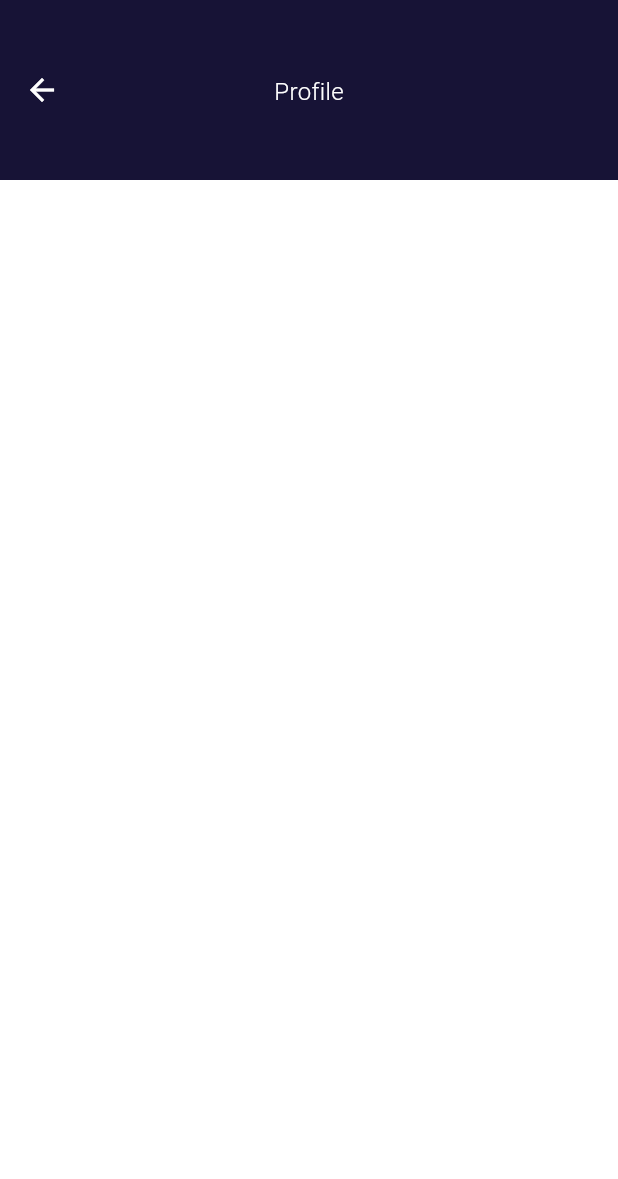
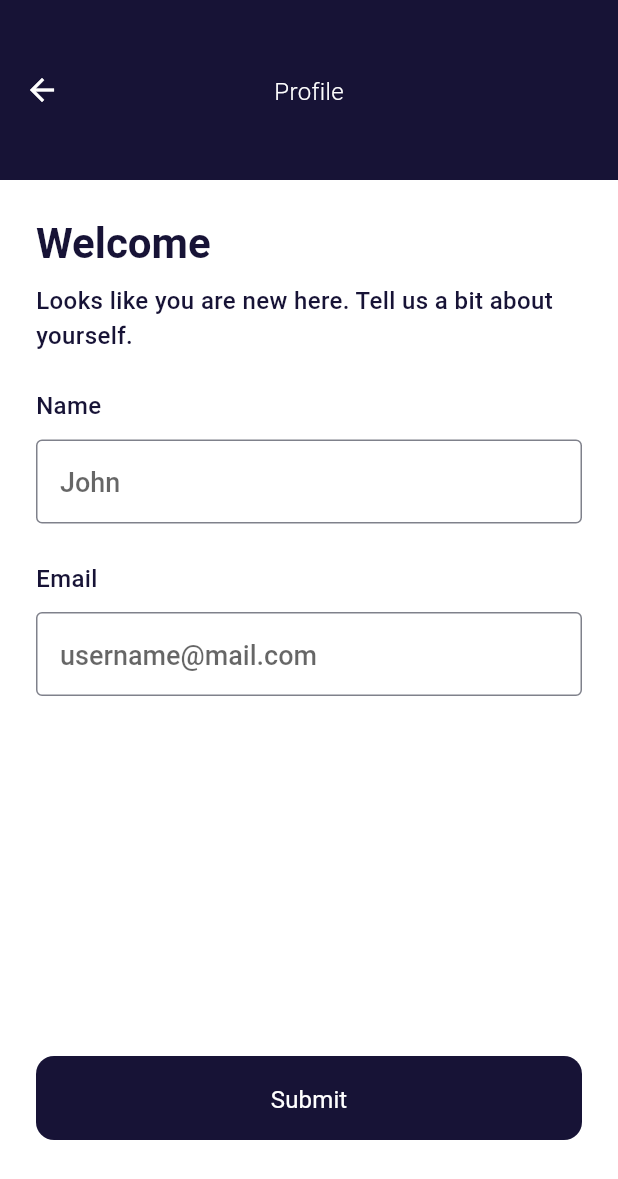
Before and after one commit to dipakp2726/pastebin, a Flutter app: the ProfilePage screen opened directly, on a phone screen of 412 x 824 dp. Shown: the top 1179 px of the screen. Run offline on Flutter 3.47's test engine with Material 2 defaults, Android fonts, the phone set to English and light mode, and no system bars; our stand-ins replace cached_network_image, dio, flutter_riverpod, google_fonts, hive_flutter, riverpod_annotation and 1 more; accounts and stored records are empty; generated files the repository leaves out were written again.

Commit message:
feat: profile submit feature added

```diff
--- a/lib/features/user/login/repositories/http_auth_repository.dart
+++ b/lib/features/user/login/repositories/http_auth_repository.dart
@@ -1,4 +1,3 @@
-import 'dart:convert';
 
 import 'package:pastebin/core/services/http/http_service.dart';
 import 'package:pastebin/features/user/login/repositories/auth_repository.dart';
--- a/lib/features/user/login/view/widgets/login_form.dart
+++ b/lib/features/user/login/view/widgets/login_form.dart
@@ -96,6 +96,7 @@ class _PhoneNumberField extends ConsumerWidget {
         ),
         inputFormatters: [
           LengthLimitingTextInputFormatter(10),
+          FilteringTextInputFormatter.digitsOnly
         ],
         keyboardType: TextInputType.number,
         validator: (value) {
--- a/lib/features/user/profile/providers/profile_provider.dart
+++ b/lib/features/user/profile/providers/profile_provider.dart
@@ -0,0 +1,26 @@
+import 'package:flutter_riverpod/flutter_riverpod.dart';
+import 'package:pastebin/features/user/profile/repositories/user_repository.dart';
+import 'package:riverpod_annotation/riverpod_annotation.dart';
+
+part 'profile_provider.g.dart';
+
+final nameProvider = StateProvider.autoDispose<String>((ref) {
+  return '';
+});
+
+final emailProvider = StateProvider.autoDispose<String>((ref) {
+  return '';
+});
+
+@riverpod
+FutureOr<dynamic> profileSubmit(
+  ProfileSubmitRef ref, {
+  required String name,
+  required String email,
+}) async {
+  final repo = ref.watch(userRepositoryProvider);
+
+  final res = await repo.profileSubmit(name, email);
+
+  return res;
+}
--- /dev/null
+++ b/lib/features/user/profile/providers/providers.dart
@@ -0,0 +1 @@
+export 'profile_provider.dart';
--- a/lib/features/user/profile/view/pages/homepage.dart
+++ b/lib/features/user/profile/view/pages/homepage.dart
@@ -19,7 +19,9 @@ class HomePage extends StatelessWidget {
         ),
       ),
       body: const SafeArea(
-        child: SizedBox(),
+        child: Center(
+          child: Text('HomePage'),
+        ),
       ),
     );
   }
--- a/lib/features/user/profile/view/pages/profile_page.dart
+++ b/lib/features/user/profile/view/pages/profile_page.dart
@@ -1,4 +1,10 @@
+import 'dart:async';
+
+import 'package:app_ui/app_ui.dart';
 import 'package:flutter/material.dart';
+import 'package:flutter_riverpod/flutter_riverpod.dart';
+import 'package:pastebin/features/user/profile/providers/providers.dart';
+import 'package:pastebin/features/user/profile/view/pages/homepage.dart';
 
 class ProfilePage extends StatelessWidget {
   const ProfilePage({super.key});
@@ -19,8 +25,173 @@ class ProfilePage extends StatelessWidget {
         ),
       ),
       body: const SafeArea(
-        child: SizedBox(),
+        child: ProfileView(),
       ),
     );
   }
 }
+
+class ProfileView extends StatelessWidget {
+  const ProfileView({
+    super.key,
+  });
+
+  @override
+  Widget build(BuildContext context) {
+    return const Padding(
+      padding: EdgeInsets.all(AppSpacing.xlg),
+      child: CustomScrollView(
+        slivers: [
+          SliverFillRemaining(
+            hasScrollBody: false,
+            child: Column(
+              crossAxisAlignment: CrossAxisAlignment.start,
+              children: [
+                _WelcomeTitle(),
+                _ProfileHint(),
+                SizedBox(height: AppSpacing.lg),
+                Text('Name'),
+                SizedBox(
+                  height: AppSpacing.md,
+                ),
+                _NameField(),
+                Text('Email'),
+                SizedBox(
+                  height: AppSpacing.md,
+                ),
+                _EmailField(),
+                Spacer(),
+                SizedBox(
+                  height: AppSpacing.xxlg * 2,
+                ),
+                _SubmitButton(),
+                SizedBox(
+                  height: AppSpacing.xxlg,
+                )
+              ],
+            ),
+          )
+        ],
+      ),
+    );
+  }
+}
+
+class _ProfileHint extends StatelessWidget {
+  const _ProfileHint();
+
+  @override
+  Widget build(BuildContext context) {
+    return const Padding(
+      padding: EdgeInsets.symmetric(vertical: 8),
+      child: Text(
+        'Looks like you are new here. Tell us a bit about yourself.',
+      ),
+    );
+  }
+}
+
+class _WelcomeTitle extends StatelessWidget {
+  const _WelcomeTitle();
+
+  @override
+  Widget build(BuildContext context) {
+    return Text(
+      'Welcome',
+      style: Theme.of(context).textTheme.displaySmall,
+    );
+  }
+}
+
+class _EmailField extends ConsumerWidget {
+  const _EmailField();
+
+  @override
+  Widget build(BuildContext context, WidgetRef ref) {
+    ref.listen(emailProvider, (previous, next) {});
+    return AppTextField(
+      hintText: 'username@mail.com',
+      keyboardType: TextInputType.emailAddress,
+      onChanged: (String value) {
+        ref.read(emailProvider.notifier).state = value;
+      },
+    );
+  }
+}
+
+class _NameField extends ConsumerWidget {
+  const _NameField();
+
+  @override
+  Widget build(BuildContext context, WidgetRef ref) {
+    ref.listen(nameProvider, (previous, next) {});
+    return AppTextField(
+      hintText: 'John',
+      onChanged: (String value) {
+        ref.read(nameProvider.notifier).state = value;
+      },
+    );
+  }
+}
+
+class _SubmitButton extends ConsumerWidget {
+  const _SubmitButton();
+
+  @override
+  Widget build(BuildContext context, WidgetRef ref) {
+    return AppButton.yellow(
+      child: const Text('Submit'),
+      onPressed: () async {
+        final name = ref.read(nameProvider);
+        final email = ref.read(emailProvider);
+
+        if (name.trim().isEmpty) {
+          await showErrorDialog(context, 'Please Enter name');
+        } else if (email.isEmpty || !validateEmail(email)) {
+          await showErrorDialog(context, 'Please Enter valid email');
+        } else {
+          try {
+            await ref.read(
+              profileSubmitProvider(name: name, email: email).future,
+            );
+
+            if (context.mounted) {
+              unawaited(
+                Navigator.pushReplacement(context, HomePage.route()),
+              );
+            }
+          } on Exception catch (e) {
+            await showErrorDialog(context, e.toString());
+          }
+        }
+      },
+    );
+  }
+}
+
+Future<void> showErrorDialog(BuildContext context, String error) async {
+  if (context.mounted) {
+    await showDialog<void>(
+      context: context,
+      builder: (context) => AlertDialog(
+        content: Text(error),
+        actions: [
+          TextButton(
+            onPressed: () {
+              Navigator.pop(context);
+            },
+            child: const Text('OK'),
+          )
+        ],
+      ),
+    );
+  }
+}
+
+bool validateEmail(String value) {
+  const Pattern pattern =
+      r'^(([^<>()[\]\\.,;:\s@\"]+(\.[^<>()[\]\\.,;:\s@\"]+)*)|(\".+\"))@((\[[0-9]{1,3}\.[0-9]{1,3}\.[0-9]{1,3}\.[0-9]{1,3}\])|(([a-zA-Z\-0-9]+\.)+[a-zA-Z]{2,}))$';
+  final regex = RegExp(pattern as String);
+
+  return regex.hasMatch(value);
+}
```
Also changed, not shown: lib/core/services/http/interceptor/token_interceptor.dart (+3 -15 lines), lib/features/user/login/view/widgets/verify_form.dart (+9 -7 lines), lib/features/user/login/providers/phone_provider.g.dart, lib/features/user/profile/providers/profile_provider.g.dart (added).
